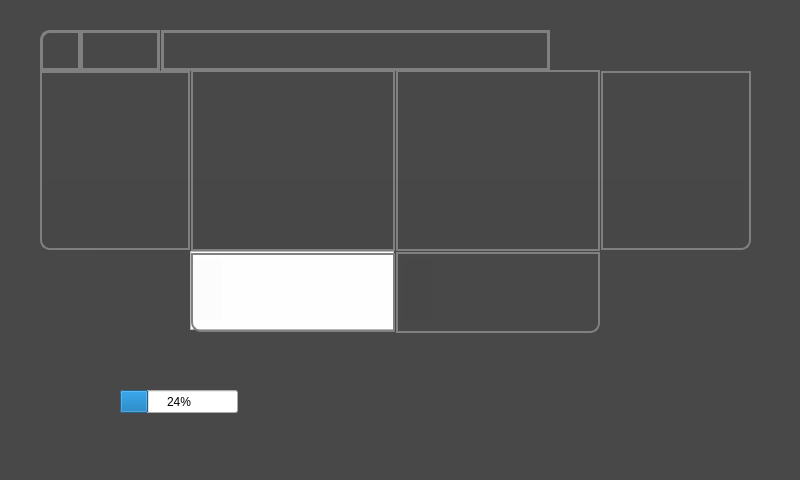
Qt form diagram_minut_form.ui (qt-raspberry/QT_Glazer_Furnance) before a commit.
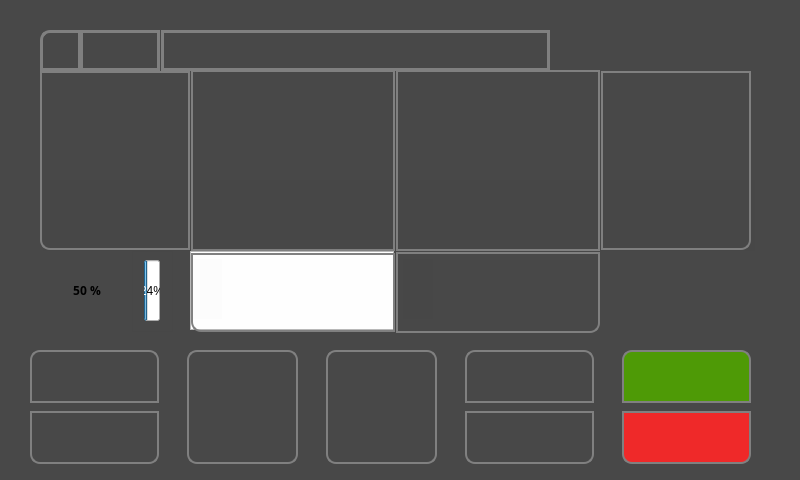
The same form after that commit. Icons and pictures are not drawn. Custom widgets are drawn as their Qt base class.

Diff of the .ui file:
```diff
--- a/diagram_minut_form.ui
+++ b/diagram_minut_form.ui
@@ -311,7 +311,7 @@
     <rect>
      <x>43</x>
      <y>180</y>
-     <width>702</width>
+     <width>712</width>
      <height>71</height>
     </rect>
    </property>
@@ -775,44 +775,564 @@
   <widget class="QTextEdit" name="textEdit_3">
    <property name="geometry">
     <rect>
-     <x>100</x>
+     <x>132</x>
      <y>251</y>
-     <width>91</width>
-     <height>79</height>
+     <width>41</width>
+     <height>81</height>
     </rect>
    </property>
    <property name="styleSheet">
-    <string notr="true">
-background-color:rgba(72, 72, 72, 0.01);</string>
-   </property>
-  </widget>
-  <widget class="QLabel" name="label">
-   <property name="geometry">
-    <rect>
-     <x>40</x>
-     <y>250</y>
-     <width>54</width>
-     <height>79</height>
-    </rect>
-   </property>
-   <property name="text">
-    <string/>
+    <string notr="true">background-color:rgba(72, 72, 72, 0.01);
+border-image: url(:/Pictures/Qt menus/progress_bar_vertical.gif);</string>
    </property>
   </widget>
   <widget class="QProgressBar" name="progressBar">
    <property name="geometry">
     <rect>
-     <x>120</x>
-     <y>390</y>
-     <width>118</width>
-     <height>23</height>
+     <x>144</x>
+     <y>260</y>
+     <width>16</width>
+     <height>61</height>
     </rect>
    </property>
+   <property name="styleSheet">
+    <string notr="true">progressBar:vertical {
+border: 1px solid gray;
+border-radius: 3px;
+background: white;
+padding: 1px;
+text-align: center;
+writing-mode: vertical-rl;
+  text-orientation: upright;
+}
+progressBar::chunk:vertical {
+background: qlineargradient(x1: 0, y1: 0.5, x2: 1, y2: 0.5, stop: 0 green, stop: 1 white);
+}</string>
+   </property>
    <property name="value">
     <number>24</number>
    </property>
   </widget>
+  <widget class="Widget" name="widget" native="true">
+   <property name="geometry">
+    <rect>
+     <x>580</x>
+     <y>250</y>
+     <width>211</width>
+     <height>131</height>
+    </rect>
+   </property>
+  </widget>
+  <widget class="QWidget" name="verticalLayoutWidget">
+   <property name="geometry">
+    <rect>
+     <x>60</x>
+     <y>250</y>
+     <width>51</width>
+     <height>81</height>
+    </rect>
+   </property>
+   <layout class="QVBoxLayout" name="verticalLayout">
+    <item>
+     <spacer name="verticalSpacer">
+      <property name="orientation">
+       <enum>Qt::Vertical</enum>
+      </property>
+      <property name="sizeHint" stdset="0">
+       <size>
+        <width>20</width>
+        <height>18</height>
+       </size>
+      </property>
+     </spacer>
+    </item>
+    <item>
+     <widget class="QLabel" name="label">
+      <property name="font">
+       <font>
+        <family>Tibetan Machine Uni</family>
+        <weight>75</weight>
+        <bold>true</bold>
+       </font>
+      </property>
+      <property name="text">
+       <string> 50 %</string>
+      </property>
+      <property name="alignment">
+       <set>Qt::AlignCenter</set>
+      </property>
+     </widget>
+    </item>
+    <item>
+     <spacer name="verticalSpacer_2">
+      <property name="orientation">
+       <enum>Qt::Vertical</enum>
+      </property>
+      <property name="sizeHint" stdset="0">
+       <size>
+        <width>20</width>
+        <height>18</height>
+       </size>
+      </property>
+     </spacer>
+    </item>
+   </layout>
+  </widget>
+  <widget class="QWidget" name="horizontalLayoutWidget_2">
+   <property name="geometry">
+    <rect>
+     <x>30</x>
+     <y>350</y>
+     <width>721</width>
+     <height>114</height>
+    </rect>
+   </property>
+   <layout class="QHBoxLayout" name="horizontalLayout_3">
+    <item>
+     <layout class="QVBoxLayout" name="verticalLayout_3">
+      <item>
+       <widget class="QPushButton" name="pushButton_5">
+        <property name="sizePolicy">
+         <sizepolicy hsizetype="Minimum" vsizetype="Expanding">
+          <horstretch>0</horstretch>
+          <verstretch>0</verstretch>
+         </sizepolicy>
+        </property>
+        <property name="minimumSize">
+         <size>
+          <width>129</width>
+          <height>48</height>
+         </size>
+        </property>
+        <property name="mouseTracking">
+         <bool>true</bool>
+        </property>
+        <property name="styleSheet">
+         <string notr="true">/*border-image: url(:/Pictures/Qt menus/Arrow_key.gif);*/
+background-size:contain;
+background-size: auto;
+image: url(:/Pictures/Qt menus/up.gif);
+
+border-style: solid ;
+border: solid gray;
+  border-width: 2px;
+/*border: 2px solid gray;
+border-top-left-radius: 10px ;*/
+border-top-right-radius: 10px ;
+border-top-left-radius: 10px ;</string>
+        </property>
+        <property name="text">
+         <string/>
+        </property>
+        <property name="iconSize">
+         <size>
+          <width>16</width>
+          <height>20</height>
+         </size>
+        </property>
+       </widget>
+      </item>
+      <item>
+       <spacer name="verticalSpacer_4">
+        <property name="orientation">
+         <enum>Qt::Vertical</enum>
+        </property>
+        <property name="sizeType">
+         <enum>QSizePolicy::Fixed</enum>
+        </property>
+        <property name="sizeHint" stdset="0">
+         <size>
+          <width>20</width>
+          <height>2</height>
+         </size>
+        </property>
+       </spacer>
+      </item>
+      <item>
+       <widget class="QPushButton" name="pushButton_6">
+        <property name="sizePolicy">
+         <sizepolicy hsizetype="Minimum" vsizetype="Expanding">
+          <horstretch>0</horstretch>
+          <verstretch>0</verstretch>
+         </sizepolicy>
+        </property>
+        <property name="minimumSize">
+         <size>
+          <width>129</width>
+          <height>48</height>
+         </size>
+        </property>
+        <property name="mouseTracking">
+         <bool>true</bool>
+        </property>
+        <property name="styleSheet">
+         <string notr="true">/*border-image: url(:/Pictures/Qt menus/Arrow_key.gif);*/
+background-size:contain;
+background-size: auto;
+
+border-style: solid ;
+image: url(:/Pictures/Qt menus/down.gif);
+border: solid gray;
+  border-width: 2px;
+/*border: 2px solid gray;
+border-top-left-radius: 10px ;*/
+border-bottom-right-radius: 10px ;
+border-bottom-left-radius: 10px ;</string>
+        </property>
+        <property name="text">
+         <string/>
+        </property>
+       </widget>
+      </item>
+     </layout>
+    </item>
+    <item>
+     <spacer name="horizontalSpacer_3">
+      <property name="orientation">
+       <enum>Qt::Horizontal</enum>
+      </property>
+      <property name="sizeHint" stdset="0">
+       <size>
+        <width>40</width>
+        <height>20</height>
+       </size>
+      </property>
+     </spacer>
+    </item>
+    <item>
+     <widget class="QPushButton" name="pushButton_4">
+      <property name="sizePolicy">
+       <sizepolicy hsizetype="Minimum" vsizetype="Expanding">
+        <horstretch>0</horstretch>
+        <verstretch>0</verstretch>
+       </sizepolicy>
+      </property>
+      <property name="minimumSize">
+       <size>
+        <width>111</width>
+        <height>111</height>
+       </size>
+      </property>
+      <property name="mouseTracking">
+       <bool>true</bool>
+      </property>
+      <property name="styleSheet">
+       <string notr="true">/*border-image: url(:/Pictures/Qt menus/Arrow_key.gif);*/
+background-size:contain;
+background-size: auto;
+border-style: solid ;
+border: solid gray;
+  border-width: 2px;
+/*border: 2px solid gray;
+border-top-left-radius: 10px ;*/
+border-top-right-radius: 10px ;
+border-top-left-radius: 10px ;
+image: url(:/Pictures/Qt menus/standby2.gif);
+
+border-bottom-right-radius: 10px ;
+border-bottom-left-radius: 10px ;</string>
+      </property>
+      <property name="text">
+       <string/>
+      </property>
+      <property name="iconSize">
+       <size>
+        <width>16</width>
+        <height>20</height>
+       </size>
+      </property>
+     </widget>
+    </item>
+    <item>
+     <spacer name="horizontalSpacer_4">
+      <property name="orientation">
+       <enum>Qt::Horizontal</enum>
+      </property>
+      <property name="sizeHint" stdset="0">
+       <size>
+        <width>40</width>
+        <height>20</height>
+       </size>
+      </property>
+     </spacer>
+    </item>
+    <item>
+     <widget class="QPushButton" name="pushButton_3">
+      <property name="sizePolicy">
+       <sizepolicy hsizetype="Minimum" vsizetype="Expanding">
+        <horstretch>0</horstretch>
+        <verstretch>0</verstretch>
+       </sizepolicy>
+      </property>
+      <property name="minimumSize">
+       <size>
+        <width>111</width>
+        <height>111</height>
+       </size>
+      </property>
+      <property name="mouseTracking">
+       <bool>true</bool>
+      </property>
+      <property name="styleSheet">
+       <string notr="true">/*border-image: url(:/Pictures/Qt menus/Arrow_key.gif);*/
+background-size:contain;
+background-size: auto;
+image: url(:/Pictures/Qt menus/gearing.gif);
+border-style: solid ;
+border: solid gray;
+  border-width: 2px;
+/*border: 2px solid gray;
+border-top-left-radius: 10px ;*/
+border-top-right-radius: 10px ;
+border-top-left-radius: 10px ;
+
+border-bottom-right-radius: 10px ;
+border-bottom-left-radius: 10px ;</string>
+      </property>
+      <property name="text">
+       <string/>
+      </property>
+      <property name="iconSize">
+       <size>
+        <width>16</width>
+        <height>20</height>
+       </size>
+      </property>
+     </widget>
+    </item>
+    <item>
+     <spacer name="horizontalSpacer_5">
+      <property name="orientation">
+       <enum>Qt::Horizontal</enum>
+      </property>
+      <property name="sizeHint" stdset="0">
+       <size>
+        <width>40</width>
+        <height>20</height>
+       </size>
+      </property>
+     </spacer>
+    </item>
+    <item>
+     <layout class="QVBoxLayout" name="verticalLayout_2">
+      <item>
+       <widget class="QPushButton" name="pushButton_2">
+        <property name="sizePolicy">
+         <sizepolicy hsizetype="Minimum" vsizetype="Expanding">
+          <horstretch>0</horstretch>
+          <verstretch>0</verstretch>
+         </sizepolicy>
+        </property>
+        <property name="minimumSize">
+         <size>
+          <width>129</width>
+          <height>48</height>
+         </size>
+        </property>
+        <property name="mouseTracking">
+         <bool>true</bool>
+        </property>
+        <property name="styleSheet">
+         <string notr="true">/*border-image: url(:/Pictures/Qt menus/Arrow_key.gif);*/
+background-size:contain;
+background-size: auto;
+image: url(:/Pictures/Qt menus/save2.gif);
+border-style: solid ;
+border: solid gray;
+  border-width: 2px;
+/*border: 2px solid gray;
+border-top-left-radius: 10px ;*/
+border-top-right-radius: 10px ;
+border-top-left-radius: 10px ;</string>
+        </property>
+        <property name="text">
+         <string/>
+        </property>
+        <property name="iconSize">
+         <size>
+          <width>16</width>
+          <height>20</height>
+         </size>
+        </property>
+       </widget>
+      </item>
+      <item>
+       <spacer name="verticalSpacer_3">
+        <property name="orientation">
+         <enum>Qt::Vertical</enum>
+        </property>
+        <property name="sizeType">
+         <enum>QSizePolicy::Fixed</enum>
+        </property>
+        <property name="sizeHint" stdset="0">
+         <size>
+          <width>20</width>
+          <height>2</height>
+         </size>
+        </property>
+       </spacer>
+      </item>
+      <item>
+       <widget class="QPushButton" name="pushButton">
+        <property name="sizePolicy">
+         <sizepolicy hsizetype="Minimum" vsizetype="Expanding">
+          <horstretch>0</horstretch>
+          <verstretch>0</verstretch>
+         </sizepolicy>
+        </property>
+        <property name="minimumSize">
+         <size>
+          <width>129</width>
+          <height>48</height>
+         </size>
+        </property>
+        <property name="mouseTracking">
+         <bool>true</bool>
+        </property>
+        <property name="styleSheet">
+         <string notr="true">/*border-image: url(:/Pictures/Qt menus/Arrow_key.gif);*/
+background-size:contain;
+background-size: auto;
+
+border-style: solid ;
+image: url(:/Pictures/Qt menus/cooling-icon.gif);
+border: solid gray;
+  border-width: 2px;
+/*border: 2px solid gray;
+border-top-left-radius: 10px ;*/
+border-bottom-right-radius: 10px ;
+border-bottom-left-radius: 10px ;</string>
+        </property>
+        <property name="text">
+         <string/>
+        </property>
+       </widget>
+      </item>
+     </layout>
+    </item>
+    <item>
+     <spacer name="horizontalSpacer_2">
+      <property name="orientation">
+       <enum>Qt::Horizontal</enum>
+      </property>
+      <property name="sizeHint" stdset="0">
+       <size>
+        <width>40</width>
+        <height>20</height>
+       </size>
+      </property>
+     </spacer>
+    </item>
+    <item>
+     <layout class="QVBoxLayout" name="verticalLayout_4">
+      <item>
+       <widget class="QPushButton" name="pushButton_7">
+        <property name="sizePolicy">
+         <sizepolicy hsizetype="Minimum" vsizetype="Expanding">
+          <horstretch>0</horstretch>
+          <verstretch>0</verstretch>
+         </sizepolicy>
+        </property>
+        <property name="minimumSize">
+         <size>
+          <width>129</width>
+          <height>48</height>
+         </size>
+        </property>
+        <property name="mouseTracking">
+         <bool>true</bool>
+        </property>
+        <property name="styleSheet">
+         <string notr="true">/*border-image: url(:/Pictures/Qt menus/Arrow_key.gif);*/
+background-color: rgb(78, 154, 6);
+background-size:contain;
+background-size: auto;
+image: url(:/Pictures/Qt menus/down2.gif);
+border-style: solid ;
+border: solid gray;
+  border-width: 2px;
+/*border: 2px solid gray;
+border-top-left-radius: 10px ;*/
+border-top-right-radius: 10px ;
+border-top-left-radius: 10px ;</string>
+        </property>
+        <property name="text">
+         <string/>
+        </property>
+        <property name="iconSize">
+         <size>
+          <width>16</width>
+          <height>20</height>
+         </size>
+        </property>
+       </widget>
+      </item>
+      <item>
+       <spacer name="verticalSpacer_5">
+        <property name="orientation">
+         <enum>Qt::Vertical</enum>
+        </property>
+        <property name="sizeType">
+         <enum>QSizePolicy::Fixed</enum>
+        </property>
+        <property name="sizeHint" stdset="0">
+         <size>
+          <width>20</width>
+          <height>2</height>
+         </size>
+        </property>
+       </spacer>
+      </item>
+      <item>
+       <widget class="QPushButton" name="pushButton_8">
+        <property name="sizePolicy">
+         <sizepolicy hsizetype="Minimum" vsizetype="Expanding">
+          <horstretch>0</horstretch>
+          <verstretch>0</verstretch>
+         </sizepolicy>
+        </property>
+        <property name="minimumSize">
+         <size>
+          <width>129</width>
+          <height>48</height>
+         </size>
+        </property>
+        <property name="mouseTracking">
+         <bool>true</bool>
+        </property>
+        <property name="styleSheet">
+         <string notr="true">/*border-image: url(:/Pictures/Qt menus/Arrow_key.gif);*/
+background-color: rgb(239, 41, 41);
+image: url(:/Pictures/Qt menus/stop.gif);
+background-size:contain;
+background-size: auto;
+
+border-style: solid ;
+border: solid gray;
+  border-width: 2px;
+/*border: 2px solid gray;
+border-top-left-radius: 10px ;*/
+border-bottom-right-radius: 10px ;
+border-bottom-left-radius: 10px ;</string>
+        </property>
+        <property name="text">
+         <string/>
+        </property>
+       </widget>
+      </item>
+     </layout>
+    </item>
+   </layout>
+  </widget>
  </widget>
+ <customwidgets>
+  <customwidget>
+   <class>Widget</class>
+   <extends>QWidget</extends>
+   <header>qt_qthread_qobject_demo-master/widget.h</header>
+   <container>1</container>
+  </customwidget>
+ </customwidgets>
  <resources/>
  <connections/>
 </ui>
```
Left out of the diff: 9 changed lines with no effect on the pictures.
